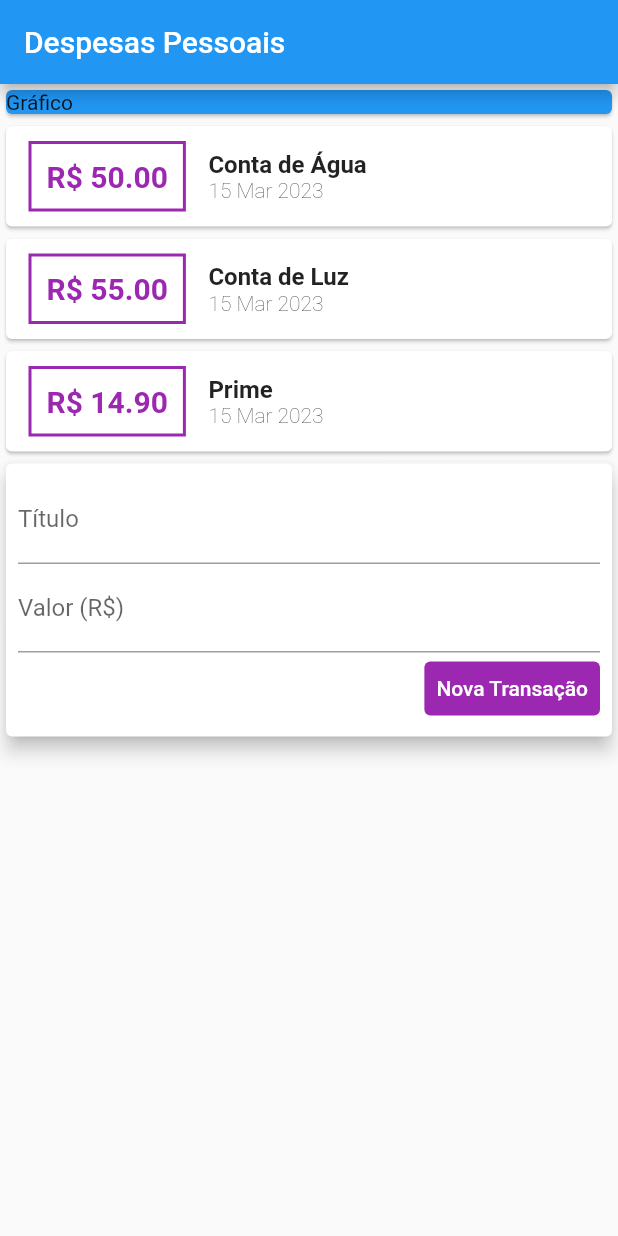
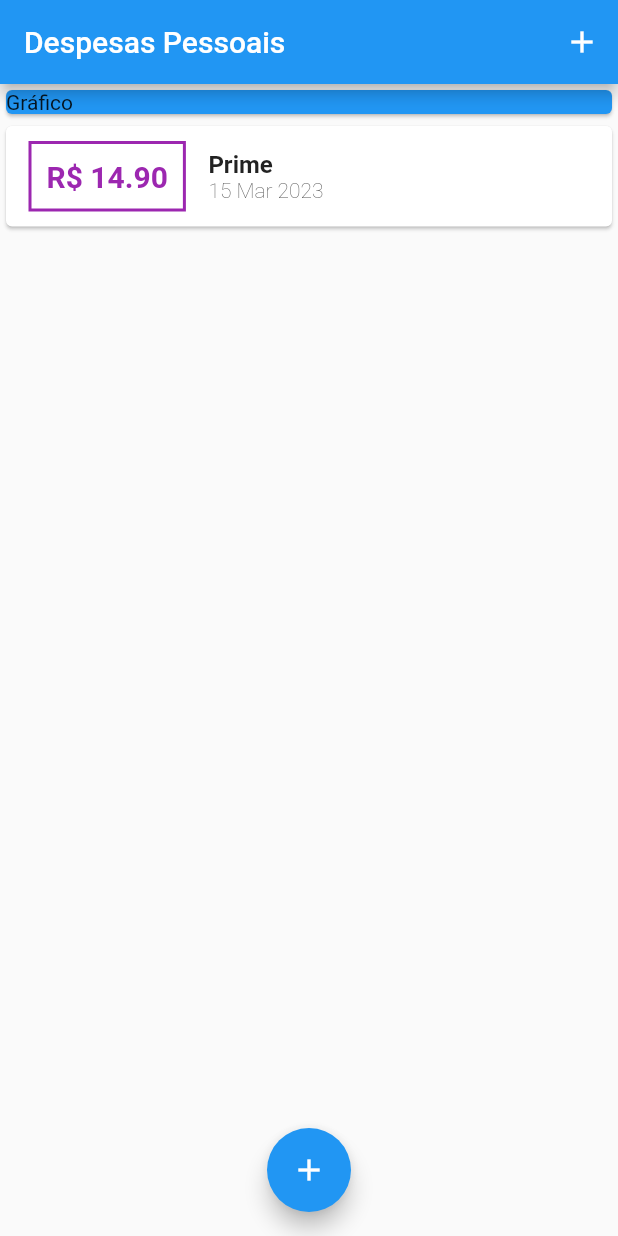
Before and after one commit to HenriqueCisi/project_finances_control, a Flutter app: the screen it shows after launch, on a phone screen of 412 x 824 dp. Run offline on Flutter 3.47's test engine with Material 2 defaults, Android fonts, the phone set to English and light mode, and no system bars.

Commit message:
add ListView, modal + refactor

```diff
--- a/lib/components/transaction_list.dart
+++ b/lib/components/transaction_list.dart
@@ -1,6 +1,4 @@
 import 'package:flutter/material.dart';
-import 'package:flutter/src/widgets/framework.dart';
-import 'package:flutter/src/widgets/placeholder.dart';
 import 'package:intl/intl.dart';
 import 'package:project_finances_control/models/transaction.dart';
 
@@ -10,8 +8,12 @@ class TransactionList extends StatelessWidget {
 
   @override
   Widget build(BuildContext context) {
-    return Column(
-      children: transactions.map((tr) {
+    return SizedBox(
+      height: 550,
+      child: ListView.builder(
+        itemCount: transactions.length,
+        itemBuilder: (ctx, index){
+          final tr = transactions[index];
                   return Card(
                     child: Row(children: [
                       Container(
@@ -40,7 +42,8 @@ class TransactionList extends StatelessWidget {
                           ]),
                     ]),
                   );
-              }).toList(),
+        },
+      ),
     );
   }
 }
--- a/lib/components/transaction_user.dart
+++ /dev/null
@@ -1,46 +0,0 @@
-import 'dart:math';
-
-import 'package:flutter/material.dart';
-
-import '../models/transaction.dart';
-import 'transaction_form.dart';
-import 'transaction_list.dart';
-
-class TransactionUser extends StatefulWidget {
-  const TransactionUser({super.key});
-
-  @override
-  State<TransactionUser> createState() => _TransactionUserState();
-}
-
-class _TransactionUserState extends State<TransactionUser> {
-  final _transactions = [
-    Transaction(
-        id: 't1', title: 'Conta de Água', value: 50.00, date: DateTime.now()),
-    Transaction(
-        id: 't2', title: 'Conta de Luz', value: 55.00, date: DateTime.now()),
-    Transaction(id: 't3', title: 'Prime', value: 14.90, date: DateTime.now()),
-  ];
-
-  void _addNewTransaction(String title, double value) {
-    final newTransaction = Transaction(
-        id: Random().nextDouble().toString(),
-        title: title,
-        value: value,
-        date: DateTime.now());
-
-    setState(() {
-      _transactions.add(newTransaction);
-    });
-  }
-
-  @override
-  Widget build(BuildContext context) {
-    return Column(
-      children: [
-        TransactionList(_transactions),
-        TransactionForm(_addNewTransaction)
-      ],
-    );
-  }
-}
--- a/lib/main.dart
+++ b/lib/main.dart
@@ -1,9 +1,10 @@
+import 'dart:math';
+
 import 'package:flutter/material.dart';
 import 'package:project_finances_control/components/transaction_form.dart';
-import 'package:project_finances_control/components/transaction_user.dart';
-import 'package:project_finances_control/models/transaction.dart';
 
 import 'components/transaction_list.dart';
+import 'models/transaction.dart';
 
 main() => runApp(const ExpensesAPP());
 
@@ -12,30 +13,78 @@ class ExpensesAPP extends StatelessWidget {
 
   @override
   Widget build(BuildContext context) {
-    return MaterialApp(home: MyHomePage());
+    return const MaterialApp(home: MyHomePage());
   }
 }
 
-class MyHomePage extends StatelessWidget {
+class MyHomePage extends StatefulWidget {
+  const MyHomePage({super.key});
 
-  MyHomePage({super.key});
+  @override
+  State<MyHomePage> createState() => _MyHomePageState();
+}
+
+class _MyHomePageState extends State<MyHomePage> {
+  final _transactions = [
+    // Transaction(
+    //     id: 't1', title: 'Conta de Água', value: 50.00, date: DateTime.now()),
+    // Transaction(
+    //     id: 't2', title: 'Conta de Luz', value: 55.00, date: DateTime.now()),
+    Transaction(id: 't3', title: 'Prime', value: 14.90, date: DateTime.now()),
+  ];
+
+  _openTransactionModal(BuildContext context) {
+    showModalBottomSheet(
+        context: context,
+        builder: (_) {
+          return TransactionForm(_addNewTransaction);
+        }
+        );
+  }
+
+  void _addNewTransaction(String title, double value) {
+    final newTransaction = Transaction(
+        id: Random().nextDouble().toString(),
+        title: title,
+        value: value,
+        date: DateTime.now());
+
+    setState(() {
+      _transactions.add(newTransaction);
+    });
+
+    Navigator.of(context).pop();
+  }
 
   @override
   Widget build(BuildContext context) {
     return Scaffold(
-        appBar: AppBar(
-          title: const Text('Despesas Pessoais'),
-        ),
-        body: Column(
+      appBar: AppBar(
+        title: const Text('Despesas Pessoais'),
+        actions: [
+          IconButton(
+              onPressed: () => _openTransactionModal(context),
+              icon: const Icon(Icons.add))
+        ],
+      ),
+      body: SingleChildScrollView(
+        child: Column(
           // mainAxisAlignment: MainAxisAlignment.spaceAround,
           crossAxisAlignment: CrossAxisAlignment.stretch,
-          children: const <Widget>[
-             Card(
+          children: <Widget>[
+            const Card(
               color: Colors.blue,
               child: Text('Gráfico'),
             ),
-             TransactionUser()
+            TransactionList(_transactions),
           ],
-        ));
+        ),
+      ),
+      floatingActionButton: FloatingActionButton(
+        onPressed: () => _openTransactionModal(context),
+        child: const Icon(Icons.add),
+      ),
+      floatingActionButtonLocation: FloatingActionButtonLocation.centerFloat,
+    );
   }
 }
```
Also changed, not shown: lib/components/transaction_form.dart (+29 -7 lines). Lines whose indentation alone changed are shown as unchanged.
